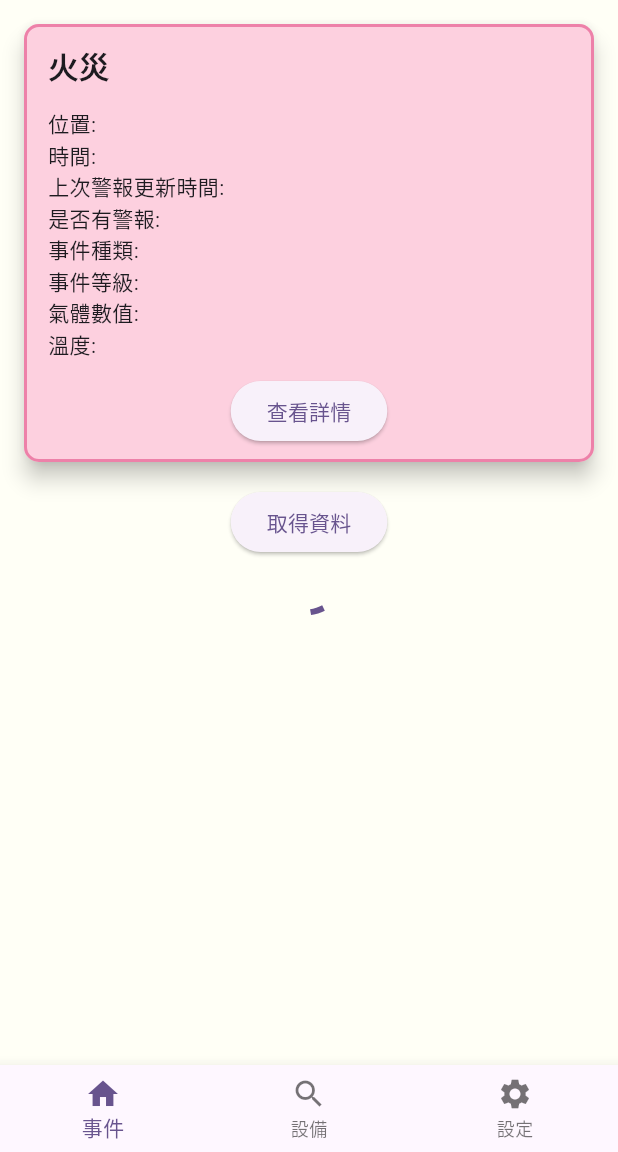
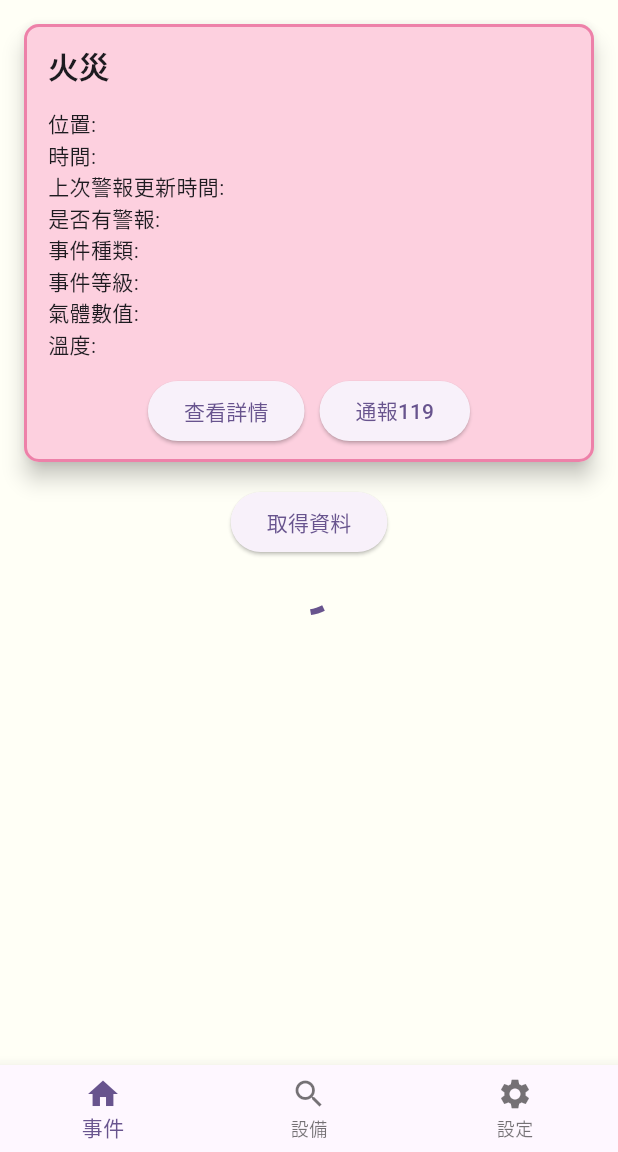
Before and after one commit to Artin0123/firealert, a Flutter app: the screen it shows after launch, on a phone screen of 412 x 824 dp, the part 84-1236 px from its top. Run offline on Flutter 3.47's test engine with Material 3 defaults, Android fonts, the phone set to English and light mode, and no system bars.

Commit message:
119button

```diff
--- a/lib/main.dart
+++ b/lib/main.dart
@@ -271,10 +271,15 @@ class _Pageone extends State<PageOne> {
                         alignment: Alignment.centerLeft,
                         child: Padding(
                           padding: const EdgeInsets.fromLTRB(16, 0, 16, 0),
-                          child: Text('位置: $locations\n時間: $timestamps\n上次警報更新時間: $updatetime\n是否有警報: $isAlert\n事件種類: $events\n事件等級: $levels\n氣體數值: $airqualitys\n溫度: $temperatures', textAlign: TextAlign.left),
+                          child: Text(
+                              '位置: $locations\n時間: $timestamps\n上次警報更新時間: $updatetime\n是否有警報: $isAlert\n事件種類: $events\n事件等級: $levels\n氣體數值: $airqualitys\n溫度: $temperatures',
+                              textAlign: TextAlign.left),
                         ),
                       ),
                       const SizedBox(height: 10),
+                      Row(
+                        mainAxisAlignment: MainAxisAlignment.center,
+                        children: [
                           ElevatedButton(
                             onPressed: () {
                               // 当按钮按下时，跳转到新页面
@@ -284,6 +289,13 @@ class _Pageone extends State<PageOne> {
                               );
                             },
                             child: const Text('查看詳情'),
+                          ),
+                          const SizedBox(width: 10),
+                          ElevatedButton(
+                            onPressed: () {},
+                            child: const Text('通報119'),
+                          )
+                        ],
                       ),
                       const SizedBox(height: 10),
                     ],
```
Lines whose indentation alone changed are shown as unchanged.
